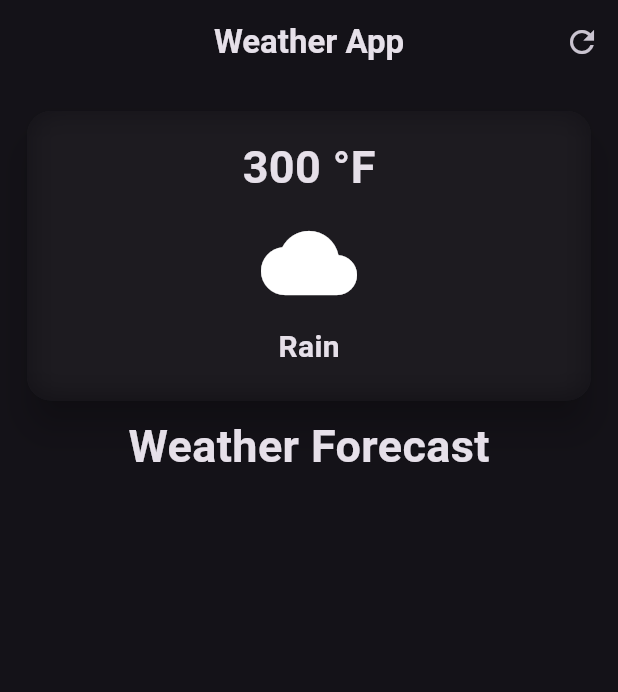
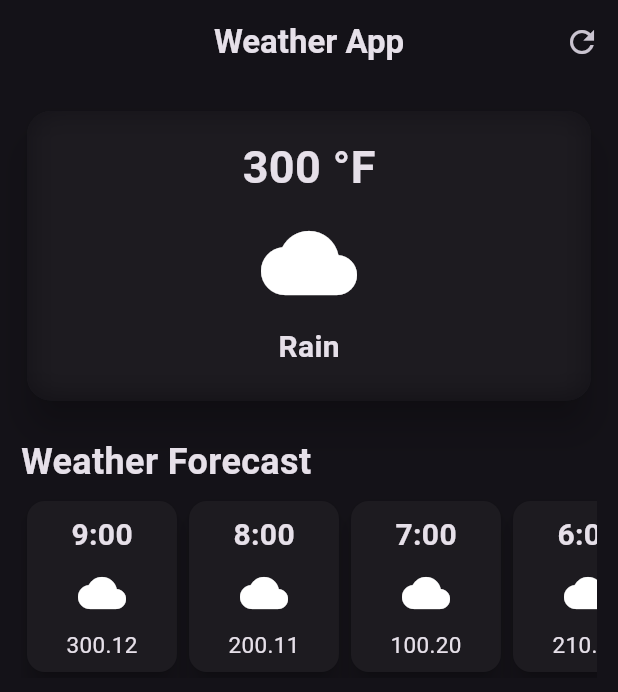
Before and after one commit to kwame70/Weather_App, a Flutter app: the screen it shows after launch, on a phone screen of 412 x 824 dp. Shown: the top 692 px of the screen. Run offline on Flutter 3.47's test engine with Material 2 defaults, Android fonts, the phone set to English and light mode, and no system bars.

Commit message:
code refactored and weather cards added

```diff
--- /dev/null
+++ b/lib/my_card.dart
@@ -0,0 +1,92 @@
+import 'dart:ui';
+
+import 'package:flutter/material.dart';
+import 'package:weather_app/my_text.dart';
+
+class MyCard extends StatelessWidget {
+  const MyCard({super.key, required this.time, required this.temp});
+  final String time;
+  final String temp;
+
+  @override
+  Widget build(BuildContext context) {
+    return Card(
+      elevation: 6,
+      child: Container(
+        width: 100,
+        padding: const EdgeInsets.all(8.0),
+        decoration: BoxDecoration(borderRadius: BorderRadius.circular(12)),
+        child: Column(
+          children: [
+            MyText(
+              text: time,
+              fontSize: 20,
+              fontWeight: FontWeight.bold,
+            ),
+            const SizedBox(
+              height: 8,
+            ),
+            const Icon(
+              Icons.cloud,
+              size: 32,
+            ),
+            const SizedBox(
+              height: 8,
+            ),
+            MyText(
+              text: temp,
+              fontSize: 15,
+              fontWeight: FontWeight.normal,
+            ),
+          ],
+        ),
+      ),
+    );
+  }
+}
+
+class MyMainCard extends StatelessWidget {
+  const MyMainCard({super.key});
+
+  @override
+  Widget build(BuildContext context) {
+    return Card(
+      shape: RoundedRectangleBorder(borderRadius: BorderRadius.circular(16)),
+      elevation: 10,
+      child: ClipRRect(
+        borderRadius: BorderRadius.circular(16),
+        child: BackdropFilter(
+          filter: ImageFilter.blur(sigmaX: 10, sigmaY: 10),
+          child: const Padding(
+            padding: EdgeInsets.all(16),
+            child: Column(
+              children: [
+                MyText(
+                  text: "300 °F",
+                  fontSize: 30,
+                ),
+                SizedBox(
+                  height: 10,
+                ),
+                Icon(
+                  Icons.cloud,
+                  size: 64,
+                ),
+                SizedBox(
+                  height: 10,
+                ),
+                MyText(
+                  text: "Rain",
+                  fontSize: 20,
+                ),
+                SizedBox(
+                  height: 5,
+                ),
+              ],
+            ),
+          ),
+        ),
+      ),
+    );
+  }
+}
--- a/lib/weather_screen.dart
+++ b/lib/weather_screen.dart
@@ -1,6 +1,5 @@
-import 'dart:ui';
-
 import 'package:flutter/material.dart';
+import 'package:weather_app/my_card.dart';
 import 'package:weather_app/my_text.dart';
 
 class WeatherScreen extends StatelessWidget {
@@ -18,59 +17,38 @@ class WeatherScreen extends StatelessWidget {
           IconButton(onPressed: () {}, icon: const Icon(Icons.refresh_sharp))
         ],
       ),
-      body: Padding(
-        padding: const EdgeInsets.all(14),
+      body: const Padding(
+        padding: EdgeInsets.all(14),
         child: Column(
+          crossAxisAlignment: CrossAxisAlignment.start,
           children: [
             //main card
             SizedBox(
               width: double.infinity,
-              child: Card(
-                shape: RoundedRectangleBorder(
-                    borderRadius: BorderRadius.circular(16)),
-                elevation: 10,
-                child: ClipRRect(
-                  borderRadius: BorderRadius.circular(16),
-                  child: BackdropFilter(
-                    filter: ImageFilter.blur(sigmaX: 10, sigmaY: 10),
-                    child: const Padding(
-                      padding: EdgeInsets.all(16),
-                      child: Column(
-                        children: [
-                          MyText(
-                            text: "300 °F",
-                            fontSize: 30,
+              child: MyMainCard(),
             ),
             SizedBox(
-                            height: 10,
+              height: 20,
             ),
-                          Icon(
-                            Icons.cloud,
-                            size: 64,
-                          ),
-                          SizedBox(
-                            height: 10,
-                          ),
+            //Weather forecast cards
             MyText(
-                            text: "Rain",
-                            fontSize: 20,
+              text: "Weather Forecast",
+              fontSize: 24,
             ),
             SizedBox(
               height: 5,
             ),
+            SingleChildScrollView(
+              scrollDirection: Axis.horizontal,
+              child: Row(
+                children: [
+                  MyCard(time: "9:00", temp: "300.12"),
+                  MyCard(time: "8:00", temp: "200.11"),
+                  MyCard(time: "7:00", temp: "100.20"),
+                  MyCard(time: "6:00", temp: "210.21"),
+                  MyCard(time: "10:00", temp: "100.12"),
                 ],
               ),
-                    ),
-                  ),
-                ),
-              ),
-            ),
-            const SizedBox(
-              height: 5,
-            ),
-            const MyText(
-              text: "Weather Forecast",
-              fontSize: 30,
             )
           ],
         ),
```
Lines whose indentation alone changed are shown as unchanged.
